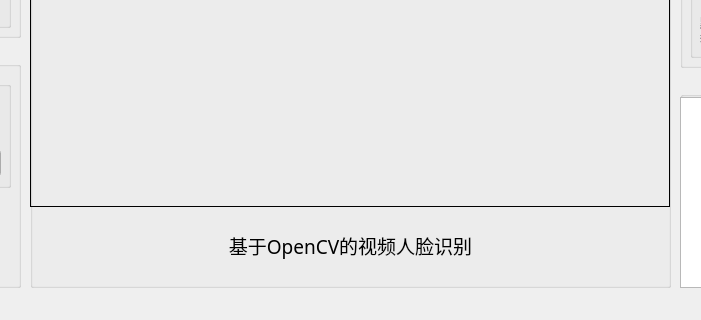
Before: the Qt Designer form ui/Core.ui in n202104/FaceRecognition, drawn with Qt 5; both pictures show x 150 to 851 and y 303 to 623 of the 1161 by 623 pixel window.
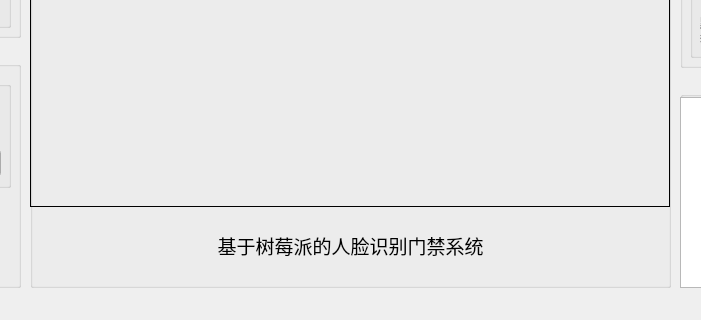
After: the same form once the commit is applied.

Patch:
```diff
--- a/ui/Core.ui
+++ b/ui/Core.ui
@@ -516,7 +516,7 @@
       </font>
      </property>
      <property name="text">
-      <string>基于OpenCV的视频人脸识别</string>
+      <string>基于树莓派的人脸识别门禁系统</string>
      </property>
      <property name="alignment">
       <set>Qt::AlignCenter</set>
```
